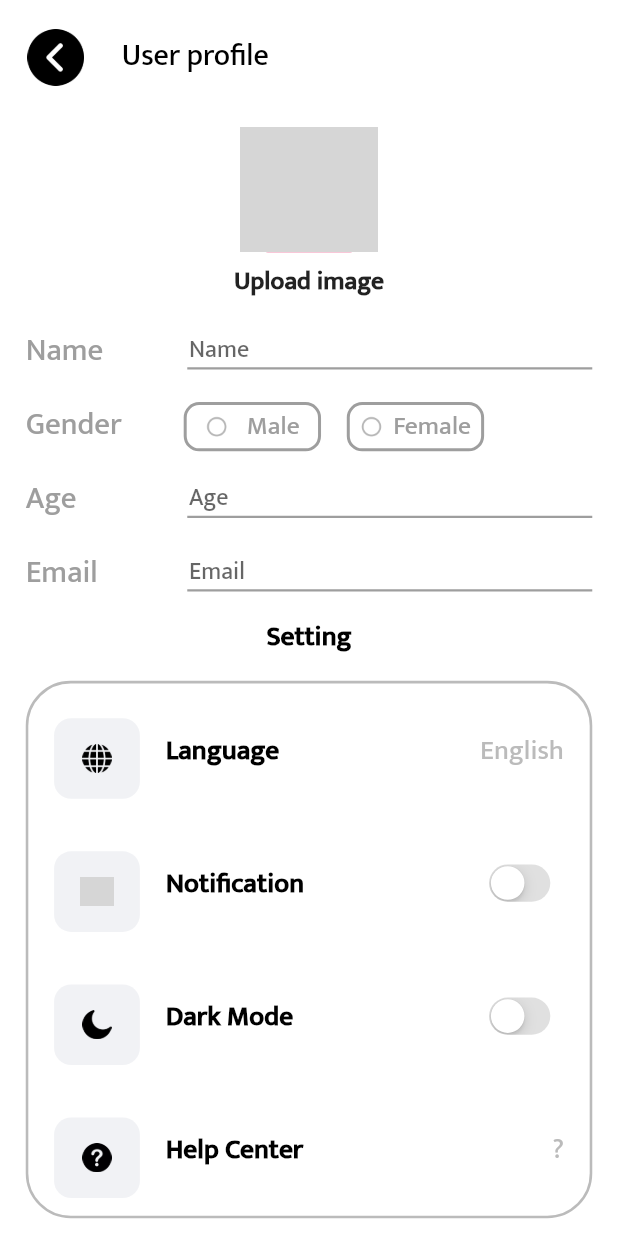
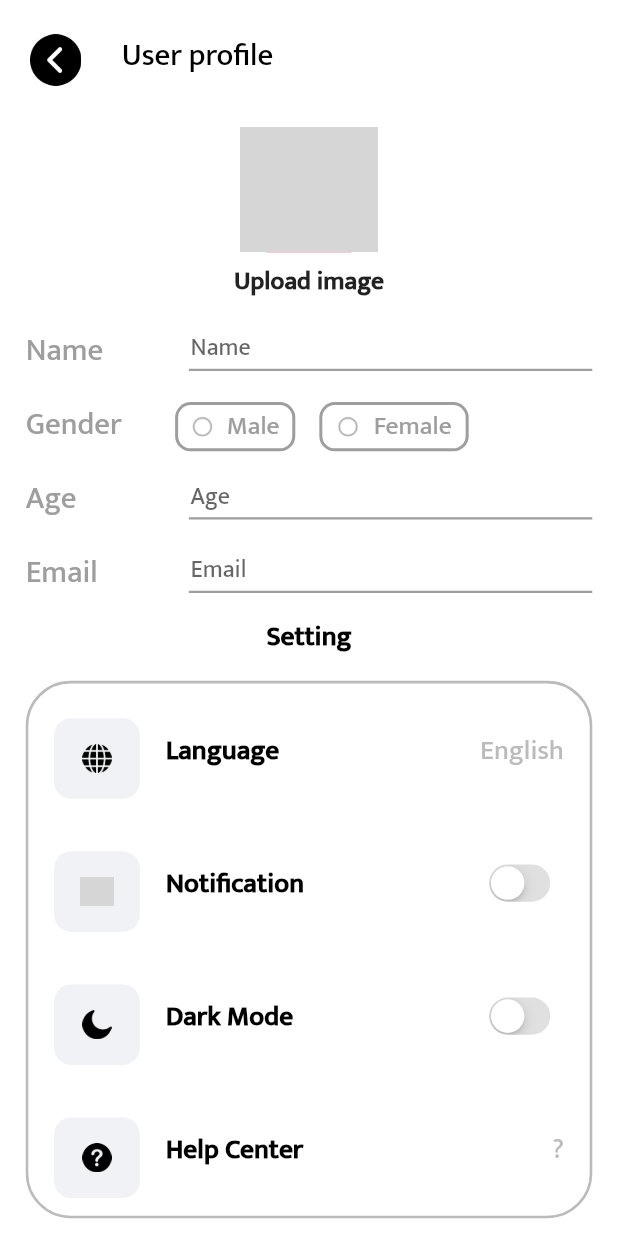
Before and after one commit to YojitSuthar/Practise-UI, a Flutter app: the UserAccount screen opened directly, after a tap on "Personal details", on a phone screen of 412 x 824 dp. Run offline on Flutter 3.47's test engine with Material 2 defaults, Android fonts, the phone set to English and light mode, and no system bars; our stand-ins replace carousel_slider, cloud_firestore, firebase_auth, firebase_core, fluentui_icons, flutter_screenutil and 6 more; accounts and stored records are empty; network calls fail; grey boxes are pictures that could not be loaded.

Commit message:
add nested scroll view and add limit on text

```diff
--- a/lib/data/radio_button_list.dart
+++ b/lib/data/radio_button_list.dart
@@ -1,6 +1,12 @@
 class RadioButtonList {
-  final List data = [
-   "Male",
-    "Female"
+  static final List<Map<String,dynamic>> data = [
+    {
+      "label":"Male",
+      "width":70.0
+    },
+    {
+      "label":"Female",
+      "width":87.0
+    }
   ];
 }
--- a/lib/screens/home_screen/all_product.dart
+++ b/lib/screens/home_screen/all_product.dart
@@ -12,12 +12,11 @@ class AllProduct extends StatelessWidget {
   Widget build(BuildContext context) {
     return Consumer<ProductData>(builder: (context,value,child){
       return GridView.builder(
-        padding: const EdgeInsets.all(14).w,
         itemCount: value.productData.length,
         gridDelegate: const SliverGridDelegateWithFixedCrossAxisCount(
           crossAxisCount: 2,
           mainAxisSpacing: 0,
-          crossAxisSpacing: 20,
+          crossAxisSpacing: 40,
           childAspectRatio: 0.55,
         ),
         itemBuilder: (BuildContext context, int index) {
@@ -30,7 +29,7 @@ class AllProduct extends StatelessWidget {
                   Get.to(ProductDetailsView(imageIndex: index,));
                 },
                 child: Container(
-                  height: 170.h,
+                  height: 160.h,
                   width: 145.w,
                   margin: const EdgeInsets.only(bottom: 10).r,
                   decoration: BoxDecoration(
--- a/lib/screens/home_screen/homescreen_presistentHeader.dart
+++ b/lib/screens/home_screen/homescreen_presistentHeader.dart
@@ -17,7 +17,7 @@ class HomeScreenPersistentHeader extends SliverPersistentHeaderDelegate {
   }
 
   @override
-  bool shouldRebuild(SliverPersistentHeaderDelegate oldDelegate) => true;
+  bool shouldRebuild(SliverPersistentHeaderDelegate oldDelegate) =>false;
 
   @override
   double get maxExtent => 430.0.h;
--- a/lib/screens/reuse_widget/radio_button.dart
+++ b/lib/screens/reuse_widget/radio_button.dart
@@ -8,10 +8,12 @@ class CustoumRadioButton extends StatelessWidget {
     super.key,
     required this.label,
     required this.index,
+    required this.width,
   });
 
   String label;
   int index;
+  double width;
 
   @override
   Widget build(BuildContext context) {
@@ -26,8 +28,8 @@ class CustoumRadioButton extends StatelessWidget {
           }
         },
         child: Container(
-          width: 80.w,
-          margin: const EdgeInsets.only(right: 15).r,
+          width: width.w,
+          margin: const EdgeInsets.only(right: 14).r,
           decoration: BoxDecoration(
               border: Border.all(
                   color: value.data.contains(index)
--- a/lib/screens/reuse_widget/textfield/text_field_2.dart
+++ b/lib/screens/reuse_widget/textfield/text_field_2.dart
@@ -1,5 +1,6 @@
 import 'package:ecommerce/resources/import_resources.dart';
 import 'package:flutter/material.dart';
+import 'package:flutter/services.dart';
 import '../../../resources/resources.dart';
 
 class UserTextField extends StatelessWidget {
@@ -8,19 +9,24 @@ class UserTextField extends StatelessWidget {
   UserTextField({
     super.key,
     required this.label,
-    required this.keyboardType
+    required this.keyboardType,
+    required this.fieldLength
   });
   String label;
   TextInputType keyboardType;
+  int fieldLength;
   @override
   Widget build(BuildContext context) {
     return SizedBox(
-      height: 40,
-      width: 270,
+      height: 35.h,
+      width: 235.w,
       child: TextFormField(
+        inputFormatters: [
+           LengthLimitingTextInputFormatter(fieldLength),
+        ],
         keyboardType: keyboardType,
         controller: null,
-        cursorHeight: 20,
+        cursorHeight: 25,
         cursorRadius: const Radius.circular(10).w,
         cursorColor: ColorManager.blackColor,
         decoration: InputDecoration(
--- a/lib/screens/user_profile_screen/user_account.dart
+++ b/lib/screens/user_profile_screen/user_account.dart
@@ -79,21 +79,21 @@ class UserAccount extends StatelessWidget {
               height: 380,
               child: ListView.builder(
                 physics: const NeverScrollableScrollPhysics(),
-                itemCount: option.userAccountOptions_1.length,
+                itemCount: OptionButton.userAccountOptions_1.length,
                 itemBuilder: (BuildContext context, index) {
                   return BoxDesign(
                     child_1: DesignLabel(
                       onTap: () {
                         Get.toNamed(
-                            option.userAccountOptions_1[index]["Navigation"]);
+                            OptionButton.userAccountOptions_1[index]["Navigation"]);
                       },
                       sizeBoxWidth: 230,
-                      label_1: option.userAccountOptions_1[index]["label_1"],
-                      iconAsset: option.userAccountOptions_1[index]
+                      label_1: OptionButton.userAccountOptions_1[index]["label_1"],
+                      iconAsset: OptionButton.userAccountOptions_1[index]
                           ["iconAsset"],
                     ),
                     child_2: IconNavigation(
-                      Navigation: option.userAccountOptions_1[index]
+                      Navigation: OptionButton.userAccountOptions_1[index]
                           ["Navigation"],
                     ),
                   );
@@ -104,21 +104,21 @@ class UserAccount extends StatelessWidget {
               height: 270,
               child: ListView.builder(
                 physics: const NeverScrollableScrollPhysics(),
-                itemCount: option.userAccountOptions_2.length,
+                itemCount: OptionButton.userAccountOptions_2.length,
                 itemBuilder: (BuildContext context, index) {
                   return BoxDesign(
                     child_1: DesignLabel(
                       onTap: () {
                         Get.toNamed(
-                            option.userAccountOptions_2[index]["Navigation"]);
+                            OptionButton.userAccountOptions_2[index]["Navigation"]);
                       },
                       sizeBoxWidth: 230,
-                      label_1: option.userAccountOptions_2[index]["label_1"],
-                      iconAsset: option.userAccountOptions_2[index]
+                      label_1: OptionButton.userAccountOptions_2[index]["label_1"],
+                      iconAsset: OptionButton.userAccountOptions_2[index]
                           ["iconAsset"],
                     ),
                     child_2: IconNavigation(
-                      Navigation: option.userAccountOptions_2[index]
+                      Navigation: OptionButton.userAccountOptions_2[index]
                           ["Navigation"],
                     ),
                   );
--- a/lib/screens/user_profile_screen/user_profile.dart
+++ b/lib/screens/user_profile_screen/user_profile.dart
@@ -27,10 +27,10 @@ class UserProfile extends StatelessWidget {
             slivers: [
               SliverAppBar(
                 pinned: true,
-                leading: BackIconButton(topPadding: 2,),
+                leading: BackIconButton(topPadding: 5,),
                 backgroundColor: ColorManager.whiteColor,
                 expandedHeight: 10.h,
-                title:  Text("User profile ",style: TextStyle(color: ColorManager.blackColor),),
+                title:  Text("User profile ",style: TextStyle(color: ColorManager.blackColor,fontSize: 18.sp),),
               ),
               SliverToBoxAdapter(
                 child: Padding(
@@ -89,6 +89,7 @@ class UserProfile extends StatelessWidget {
                     Label(
                         label: "Name",
                         child: UserTextField(
+                          fieldLength: 15,
                           keyboardType: TextInputType.name,
                           label: "Name",
                         )),
@@ -106,14 +107,15 @@ class UserProfile extends StatelessWidget {
                             ),
                           ),
                           Container(
-                            width: 205.w,
+                            width: 210.w,
                             margin: const EdgeInsets.only(right: 33, top: 15).r,
                             child: ListView.builder(
                               scrollDirection: Axis.horizontal,
-                              itemCount: RadioButtonList().data.length,
+                              itemCount: RadioButtonList.data.length,
                               itemBuilder: (BuildContext context, index) {
                                 return CustoumRadioButton(
-                                  label: RadioButtonList().data[index],
+                                  width:  RadioButtonList.data[index]["width"],
+                                  label: RadioButtonList.data[index]["label"],
                                   index: index + 20,
                                 );
                               },
@@ -125,12 +127,14 @@ class UserProfile extends StatelessWidget {
                     Label(
                         label: "Age",
                         child: UserTextField(
+                          fieldLength: 2,
                           keyboardType: TextInputType.number,
                           label: "Age",
                         )),
                     Label(
                         label: "Email",
                         child: UserTextField(
+                          fieldLength: 25,
                           keyboardType: TextInputType.emailAddress,
                           label: "Email",
                         )),
@@ -205,6 +209,7 @@ class UserProfile extends StatelessWidget {
   }
 }
 
+// ignore: must_be_immutable
 class Label extends StatelessWidget {
   Label({super.key, required this.label, required this.child});
 
--- a/lib/services/api_service.dart
+++ b/lib/services/api_service.dart
@@ -1,11 +1,12 @@
 import 'dart:convert';
+import 'package:flutter/cupertino.dart';
 import 'package:http/http.dart' as http;
 
 
 class ApiService{
 
   Future fetchProduct() async {
-    print("Fetching product");
+    debugPrint("Fetching product");
     const url = "https://dummyjson.com/products";
     final uri = Uri.parse(url);
     final response = await http.get(uri);
--- a/pubspec.yaml
+++ b/pubspec.yaml
@@ -20,6 +20,7 @@ dependencies:
   smooth_page_indicator: ^1.0.1
   http: ^0.13.5
   shimmer: ^2.0.0
+  flutter_sticky_header: ^0.6.5
 
 
 dev_dependencies:
```
Also changed, not shown: lib/data/UserOption.dart (+30 -2 lines), lib/screens/home_screen/home_screen.dart (+17 -9 lines), pubspec.lock.
